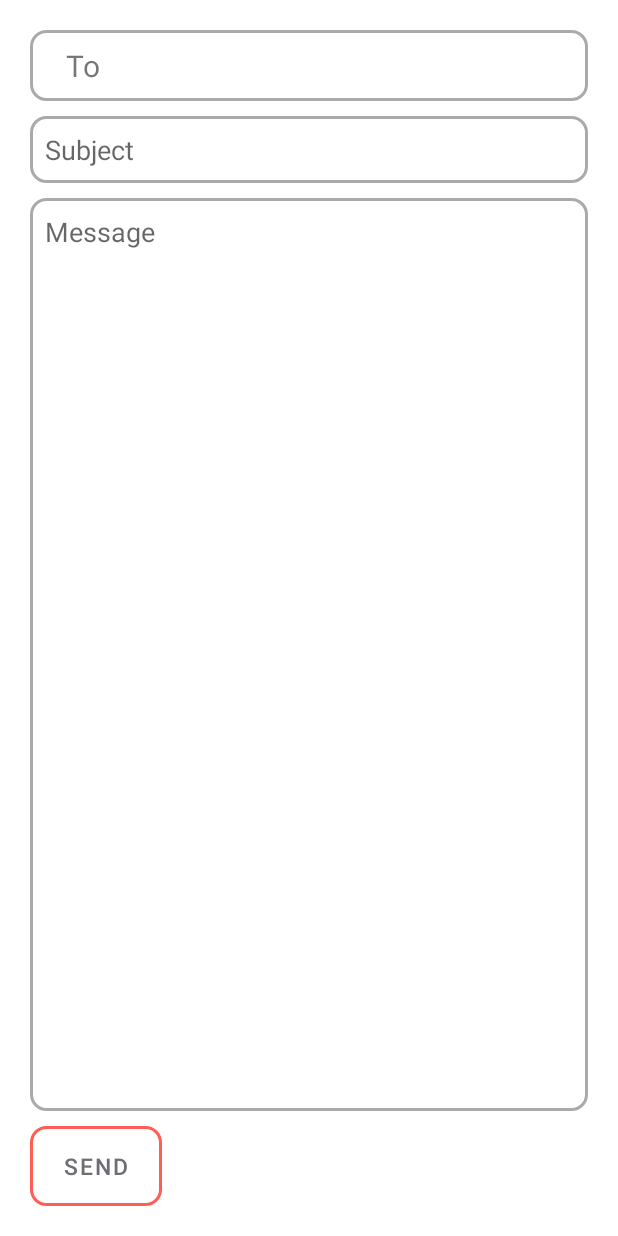
After one commit to Kavi0109/MADProject, an Android app: the sendEmail screen opened directly, with no data from a screen before it, on a phone screen of 412 x 824 dp. The commit adds this screen. Run offline under Robolectric (Android 15) with nearby library versions, the phone set to English and light mode, and no system bars.

Commit message:
humaira merge3

```diff
--- a/app/src/main/AndroidManifest.xml
+++ b/app/src/main/AndroidManifest.xml
@@ -9,7 +9,8 @@
         android:roundIcon="@mipmap/ic_launcher_round"
         android:supportsRtl="true"
         android:theme="@style/Theme.ToyApp">
-        <activity android:name=".MainActivity2"></activity>
+        <activity android:name=".sendEmail"></activity>
+        <activity android:name=".MainActivity2" />
         <activity android:name=".HelpCenter" />
         <activity android:name=".AbtDonation" />
         <activity android:name=".DonCalculation" />
--- a/app/src/main/java/com/example/toyapp/AbtDonation.java
+++ b/app/src/main/java/com/example/toyapp/AbtDonation.java
@@ -35,5 +35,9 @@ public class AbtDonation extends AppCompatActivity {
             Intent donate = new Intent(this, HelpCenter.class);
             startActivity(donate);
         }
+        else if (button_text.equals("DONATE TOYS BY PURCHASING")) {
+            Intent donate2 = new Intent(this, sendEmail.class);
+            startActivity(donate2);
+        }
     }
 }
--- a/app/src/main/java/com/example/toyapp/RVAdapter.java
+++ b/app/src/main/java/com/example/toyapp/RVAdapter.java
@@ -98,12 +98,6 @@ public class RVAdapter extends RecyclerView.Adapter<RecyclerView.ViewHolder>{
 
                        break;
 
-                   case R.id.menu_cancel:
-                       Intent intent3 = new Intent(context, Home.class);
-                       context.startActivity(intent3);
-
-                       break;
-
                }
 
                return false;
--- /dev/null
+++ b/app/src/main/java/com/example/toyapp/sendEmail.java
@@ -0,0 +1,39 @@
+package com.example.toyapp;
+
+import androidx.appcompat.app.AppCompatActivity;
+
+import android.content.Intent;
+import android.net.Uri;
+import android.os.Bundle;
+import android.view.View;
+import android.widget.Button;
+import android.widget.EditText;
+
+public class sendEmail extends AppCompatActivity {
+
+    EditText etTo,etSubject,etMessage;
+    Button btnSend;
+    @Override
+    protected void onCreate(Bundle savedInstanceState) {
+        super.onCreate(savedInstanceState);
+        setContentView(R.layout.activity_send_email);
+
+        etTo=findViewById(R.id.et_to);
+        etSubject=findViewById(R.id.et_subject);
+        etMessage=findViewById(R.id.et_message);
+        btnSend=findViewById(R.id.btnsend);
+
+        btnSend.setOnClickListener(new View.OnClickListener() {
+            @Override
+            public void onClick(View v) {
+                Intent intent=new Intent(Intent.ACTION_VIEW
+                , Uri.parse("mailto:"+ etTo.getText().toString()));
+                intent.putExtra(Intent.EXTRA_SUBJECT,etSubject.getText().toString());
+                intent.putExtra(Intent.EXTRA_TEXT,etMessage.getText().toString());
+                startActivity(intent);
+
+            }
+        });
+
+    }
+}
--- /dev/null
+++ b/app/src/main/res/drawable/bg_roun.xml
@@ -0,0 +1,10 @@
+<?xml version="1.0" encoding="utf-8"?>
+<shape xmlns:android="http://schemas.android.com/apk/res/android"
+    android:shape="rectangle">
+
+    <solid android:color="@android:color/transparent"/>
+    <corners android:radius="10dp"/>
+    <stroke android:width="2dp" android:color="@android:color/darker_gray"/>
+
+
+</shape>
--- a/app/src/main/res/layout/activity_abt_donation.xml
+++ b/app/src/main/res/layout/activity_abt_donation.xml
@@ -13,6 +13,7 @@
         android:layout_marginStart="60dp"
         android:layout_marginLeft="60dp"
         android:layout_marginTop="16dp"
+        android:onClick="Help"
         android:text="DONATE TOYS BY PURCHASING"
         app:backgroundTint="@color/Perisimone"
         app:layout_constraintStart_toStartOf="parent"
@@ -76,8 +77,9 @@
         android:layout_marginTop="8dp"
         android:fontFamily="baskerville"
         android:text="@string/about_don"
-        android:textColor="@color/black"
+        android:textColor="@color/Perisimone"
         android:textSize="24sp"
+        android:textStyle="bold"
         app:layout_constraintStart_toStartOf="parent"
         app:layout_constraintTop_toBottomOf="@+id/toolbar4" />
 
--- /dev/null
+++ b/app/src/main/res/layout/activity_send_email.xml
@@ -0,0 +1,66 @@
+<?xml version="1.0" encoding="utf-8"?>
+<LinearLayout xmlns:android="http://schemas.android.com/apk/res/android"
+    xmlns:app="http://schemas.android.com/apk/res-auto"
+    xmlns:tools="http://schemas.android.com/tools"
+    android:layout_width="match_parent"
+    android:layout_height="match_parent"
+    android:orientation="vertical"
+    android:layout_gravity="center"
+    android:padding="20dp"
+    tools:context=".sendEmail">
+
+    <LinearLayout
+        android:layout_width="match_parent"
+        android:layout_height="wrap_content"
+        android:padding="10dp"
+        android:background="@drawable/bg_roun">
+
+        <TextView
+            android:layout_width="50dp"
+            android:layout_height="wrap_content"
+            android:text="To"
+            android:textSize="20sp"
+            android:gravity="center"/>
+
+        <EditText
+            android:layout_width="match_parent"
+            android:layout_height="wrap_content"
+            android:id="@+id/et_to"
+            android:background="@android:color/transparent"/>
+
+    </LinearLayout>
+
+    <EditText
+        android:layout_width="match_parent"
+        android:layout_height="wrap_content"
+        android:id="@+id/et_subject"
+        android:hint="Subject"
+        android:padding="10dp"
+        android:layout_marginTop="10dp"
+        android:background="@drawable/bg_roun"/>
+
+    <EditText
+        android:layout_width="match_parent"
+        android:layout_height="0dp"
+        android:layout_weight="1"
+        android:id="@+id/et_message"
+        android:hint="Message"
+        android:padding="10dp"
+        android:gravity="top"
+        android:layout_marginTop="10dp"
+        android:background="@drawable/bg_roun"/>
+
+    <Button
+        android:id="@+id/btnsend"
+        android:layout_width="wrap_content"
+        android:layout_height="wrap_content"
+        android:layout_marginTop="10dp"
+        android:background="@drawable/bg_roun"
+        android:padding="10dp"
+        android:text="send"
+        android:textColor="@color/grey"
+        android:textSize="15sp"
+        app:backgroundTint="@color/Perisimone"/>
+
+
+</LinearLayout>
--- a/app/src/main/res/menu/option_menue.xml
+++ b/app/src/main/res/menu/option_menue.xml
@@ -11,8 +11,5 @@
         android:id="@+id/menu_calculate"
         android:title="Calculate"/>
 
-    <item
-        android:id="@+id/menu_cancel"
-        android:title="Cancel"/>
 
 </menu>
--- a/app/src/main/res/values/strings.xml
+++ b/app/src/main/res/values/strings.xml
@@ -27,7 +27,7 @@
     <string name="donationInfo">Description:  we will be needing 60 dolls for children age around 2-4. They can be used or new but we would want it to be clean and healthy the donation period will be from 1-10-2020 to 2-12-2020 .</string>
     <string name="btn_edit">Edit</string>
     <string name="btn_delete">Delete</string>
-    <string name="donation_request">Donation Request</string>
+    <string name="donation_request">Donation Requests</string>
     <string name="donate1">Donate Toys</string>
     <string name="donate2">Apply for Toys</string>
     <string name="home">Donations</string>
@@ -46,7 +46,7 @@
     <string name="Org_donating">Organization</string>
     <string name="Org_select">Select</string>
     <string name="about_pg">About Donation</string>
-    <string name="about_don">HowDonate ?</string>
+    <string name="about_don">How to Donate ?</string>
     <string name="para2">To help us prevent infection and maintain children safety and well-being the Toys should be sturdy and free of any parts that may pinch or break off. All Toys must be non-toxic and also the toys should be wrapped properly before donating If the items don’t fall within our guidelines or are unsafe/inappropriate for children, organizations reserve the right to politely decline donations.</string>
     <string name="direct_donation">Donate your Toys directly</string>
     <string name="purchase_donation">Donate toys by purchasing</string>
@@ -61,12 +61,12 @@
     <string name="permission">Pending</string>
     <string name="type_input">Soft Toys</string>
     <string name="about_toy">This is a pack of 3 Teddy bears which are very soft in material and never used. There will be no harm to children when using this toy</string>
-    <string name="feedback">Help Center</string>
+    <string name="feedback">Feedback</string>
     <string name="feedback_type">Enter Type</string>
     <string name="suggestion">Your Suggestion</string>
     <string name="email">Email</string>
     <string name="btn_send">Send Message</string>
-    <string name="note2">We may reply your E-mail directly, we will sincerely take your precious suggestions and comments</string>
+    <string name="note2">We may not reply to your E-mail directly, we will sincerely take your precious suggestions and comments</string>
     <string name="calculation_pg">Donation Calculation</string>
     <string name="require">Quantity Required :</string>
     <string name="receive">Quantity Received :</string>
```
